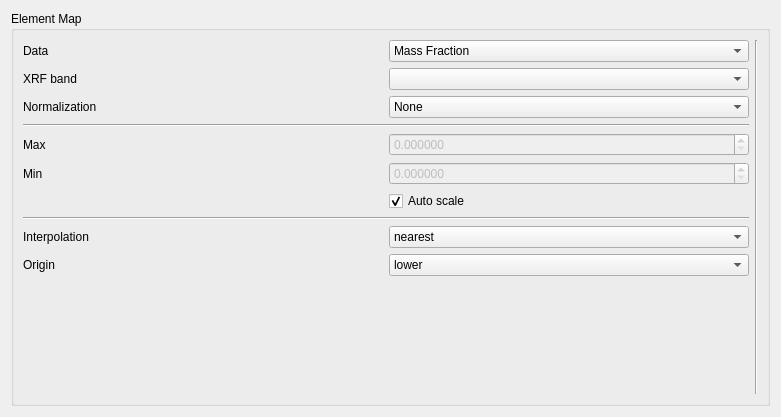
Qt form xpaxs/spectromicroscopy/ui/ui_elementsimage.ui (praxes/praxes) before a commit.
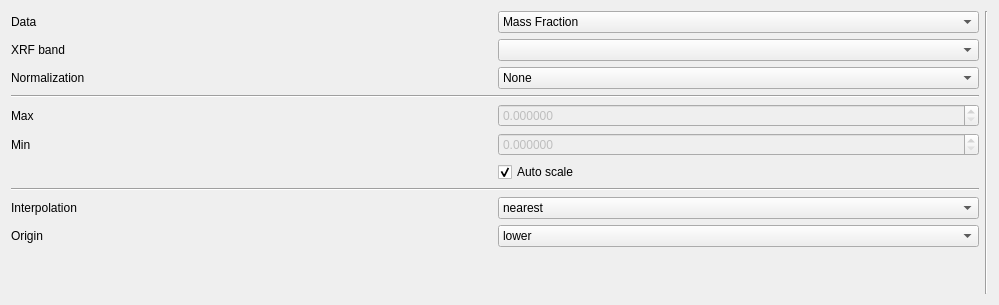
The same form after that commit.

What changed in the file:
```diff
--- a/xpaxs/spectromicroscopy/ui/ui_elementsimage.ui
+++ b/xpaxs/spectromicroscopy/ui/ui_elementsimage.ui
@@ -5,28 +5,13 @@
    <rect>
     <x>0</x>
     <y>0</y>
-    <width>781</width>
-    <height>417</height>
+    <width>999</width>
+    <height>305</height>
    </rect>
   </property>
   <property name="windowTitle" >
    <string>Form</string>
   </property>
-  <layout class="QGridLayout" >
-   <item row="0" column="0" >
-    <widget class="QGroupBox" name="elementMapGroupBox" >
-     <property name="enabled" >
-      <bool>true</bool>
-     </property>
-     <property name="sizePolicy" >
-      <sizepolicy vsizetype="Preferred" hsizetype="Preferred" >
-       <horstretch>0</horstretch>
-       <verstretch>0</verstretch>
-      </sizepolicy>
-     </property>
-     <property name="title" >
-      <string>Element Map</string>
-     </property>
      <layout class="QHBoxLayout" >
       <item>
        <layout class="QGridLayout" >
@@ -357,9 +342,6 @@
       </item>
       <item>
        <layout class="QGridLayout" />
-      </item>
-     </layout>
-    </widget>
    </item>
   </layout>
  </widget>
```
Lines whose indentation alone changed are shown as unchanged.
